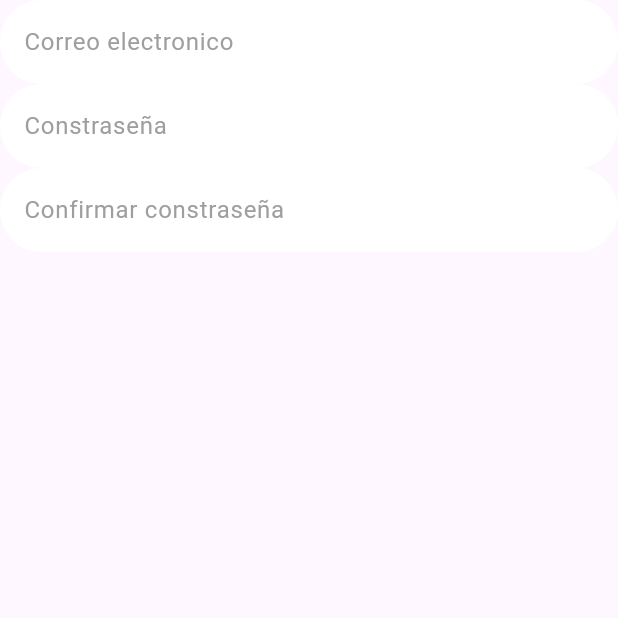
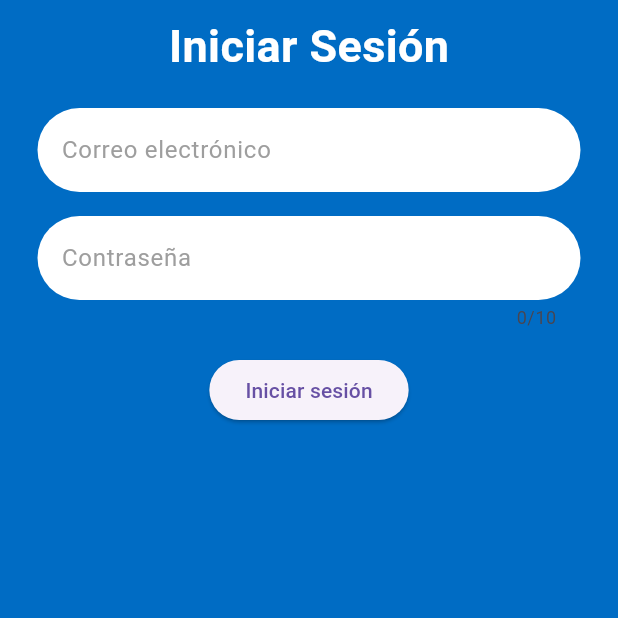
Before and after one commit to omarbermejo-commits/ej1fp, a Flutter app: the LoginScreen screen opened by its route, on a phone screen of 412 x 824 dp, the top half of it. Run offline on Flutter 3.47's test engine with Material 3 defaults, Android fonts, the light colour scheme and no system bars.

Commit message:
<update> Refactor widgets for textfield, TextCustom and refector LoginScreen

```diff
--- a/lib/Routes/routes.dart
+++ b/lib/Routes/routes.dart
@@ -3,9 +3,9 @@ import 'package:flutter/material.dart';
 
 // Esta es la clase donde se gestiona todo el control de rutas.
 /*
-Cuando la app se inicia, se le asigna un parametro este se define por un provaider o un gestion de cambios.
-Se valida atraves de una peticion HTTP la cual valida si el usuario esta loggueado o no. Una vez hecha esta validacion,
-se procede a redirigir hacia una pagina , sea "LoginScreen" o "HomeScreen", dependiendo el caso.
+        Cuando la app se inicia, se le asigna un parametro este se define por un provaider o un gestion de cambios.
+        Se valida atraves de una peticion HTTP la cual valida si el usuario esta loggueado o no. Una vez hecha esta validacion,
+        se procede a redirigir hacia una pagina , sea "LoginScreen" o "HomeScreen", dependiendo el caso.
  */
 class AppRoute {
   static const inicialRoute = 'home';
@@ -14,13 +14,11 @@ class AppRoute {
       route: 'HomeScreen',
       title: 'HomeScreen',
       screen: const HomeScreen(),
-      icon: Icons.list,
     ),
     MenuOptions(
       route: 'LoginScreen',
       title: 'LoginScreen',
       screen: const LoginScreen(),
-      icon: Icons.list,
     ),
   };
 
@@ -28,15 +26,14 @@ class AppRoute {
     Map<String, Widget Function(BuildContext)> appRoutes = {};
     appRoutes.addAll({'home': (BuildContext context) => const HomeScreen()});
     for (final options in menuOptions) {
-      appRoutes
-          .addAll({options.route: (BuildContext context) => options.screen});
+      appRoutes.addAll({
+        options.route: (BuildContext context) => options.screen,
+      });
     }
     return appRoutes;
   }
 
   static Route<dynamic> onGenerateRoute(RouteSettings settings) {
-    return MaterialPageRoute(
-      builder: (context) => const ErrorScreen(),
-    );
+    return MaterialPageRoute(builder: (context) => const ErrorScreen());
   }
 }
--- a/lib/components/TextCustom.dart
+++ b/lib/components/TextCustom.dart
@@ -1,25 +1,31 @@
-// ignore_for_file: file_names, must_be_immutable
-
-
 import 'package:flutter/material.dart';
 
-class TextCustom extends StatefulWidget {
+class TextCustom extends StatelessWidget {
+  final String contentText;
+  final double fontSize;
+  final FontWeight fontWeight;
+  final Color color;
+  final TextAlign textAlign;
 
-   var contentText = '' ;
-
-  TextCustom({super.key, required this.contentText});
-
-
-
-  @override
-  State<TextCustom> createState() => _TextCustomState();
-}
-
-class _TextCustomState extends State<TextCustom> {
+  const TextCustom({
+    super.key,
+    required this.contentText,
+    this.fontSize = 25,
+    this.fontWeight = FontWeight.bold,
+    this.color = Colors.black,
+    this.textAlign = TextAlign.start,
+  });
 
   @override
   Widget build(BuildContext context) {
-    // Esto es una ejemplo de un Widget que se puede reutilizar para un mejor manejo de estilos
-    return Text(widget.contentText, style: TextStyle( fontWeight: FontWeight.bold, fontSize: 65));
+    return Text(
+      contentText,
+      textAlign: textAlign,
+      style: TextStyle(
+        fontSize: fontSize,
+        fontWeight: fontWeight,
+        color: color,
+      ),
+    );
   }
 }
--- a/lib/components/textfield.dart
+++ b/lib/components/textfield.dart
@@ -1,37 +1,74 @@
 import 'package:flutter/material.dart';
 
-class TextFieldCustom extends StatefulWidget {
-  var hintText = '';
-  bool obscureText = false;
-  TextFieldCustom({super.key, required this.hintText, required this.obscureText});
+class TextFieldCustom extends StatelessWidget {
+  final String hint;
+  final int maxLine;
+  final int? maxLength;
+  final bool isObscure;
+  final Color? textFieldColor, hintFieldColor;
+  final TextInputType? keyboardType;
+  final double marginTop, marginBottom, marginLeft, marginRight;
+  final TextEditingController? controller;
+  final bool isReadOnly;
+  final double? fontSize;
+  final double? height;
+  final String? Function(String?)? validator;
+
+  const TextFieldCustom({
+    super.key,
+    required this.hint,
+    required this.isObscure,
+    this.maxLine = 1,
+    this.maxLength,
+    this.textFieldColor,
+    this.hintFieldColor,
+    this.keyboardType,
+    this.marginTop = 0,
+    this.marginBottom = 0,
+    this.marginLeft = 0,
+    this.marginRight = 0,
+    this.controller,
+    this.isReadOnly = false,
+    this.fontSize,
+    this.height,
+    this.validator,
+  });
 
   @override
-  State<TextFieldCustom> createState() => _TextFieldCustomState();
-}
-
-class _TextFieldCustomState extends State<TextFieldCustom> {
-  @override
   Widget build(BuildContext context) {
-    return TextField(
-      obscureText: widget.obscureText,
+    return Padding(
+      padding: EdgeInsets.only(
+        top: marginTop,
+        bottom: marginBottom,
+        left: marginLeft,
+        right: marginRight,
+      ),
+      child: SizedBox(
+        height: height,
+        child: TextFormField(
+          controller: controller,
+          obscureText: isObscure,
+          maxLines: maxLine,
+          maxLength: maxLength,
+          keyboardType: keyboardType,
+          readOnly: isReadOnly,
+          validator: validator,
+          style: TextStyle(fontSize: fontSize),
           decoration: InputDecoration(
             filled: true,
-                fillColor: Colors.white,
-                focusColor: Colors.white,
+            fillColor: textFieldColor ?? Colors.white,
+            hintText: hint,
+            hintStyle: TextStyle(color: hintFieldColor ?? Colors.grey),
+            border: OutlineInputBorder(
+              borderRadius: BorderRadius.circular(30),
+              borderSide: BorderSide.none,
+            ),
             focusedBorder: OutlineInputBorder(
-                  borderSide: const BorderSide(color: Colors.white, width: 2.0),
               borderRadius: BorderRadius.circular(30),
+              borderSide: const BorderSide(color: Colors.white),
             ),
-                border: OutlineInputBorder(
-                  borderSide: const BorderSide(color: Colors.white, width: 2.0),
-                  borderRadius: BorderRadius.circular(30),
           ),
-                enabledBorder: OutlineInputBorder(
-                  borderSide: const BorderSide(color: Colors.white, width: 2.0),
-                  borderRadius: BorderRadius.circular(30),
         ),
-                hintText: widget.hintText,
-                hintStyle: const TextStyle(color: Colors.grey),
       ),
     );
   }
--- a/lib/models/menuoptions.dart
+++ b/lib/models/menuoptions.dart
@@ -2,14 +2,9 @@ import 'package:flutter/material.dart';
 
 class MenuOptions {
   final String route;
-  final IconData icon;
+
   final String title;
   final Widget screen;
 
-  MenuOptions({
-    required this.route,
-    required this.icon,
-    required this.title,
-    required this.screen,
-  });
+  MenuOptions({required this.route, required this.title, required this.screen});
 }
--- a/lib/pages/home.dart
+++ b/lib/pages/home.dart
@@ -1,5 +1,4 @@
 import 'package:ej1fp/components/exportComponets.dart';
-import 'package:ej1fp/exportpages.dart';
 import 'package:flutter/material.dart';
 
 class HomeScreen extends StatefulWidget {
@@ -13,19 +12,21 @@ class _HomeScreenState extends State<HomeScreen> {
   @override
   Widget build(BuildContext context) {
     return Scaffold(
-      body: SafeArea(child: Center(
+      body: SafeArea(
+        child: Center(
           child: Column(
             children: [
               TextCustom(contentText: 'TextCustoom'),
               IconButton(
                 icon: Icon(Icons.arrow_back),
-              onPressed:(){
-              Navigator.pop(context, LoginScreen());
-            }, )
-
+                onPressed: () {
+                  Navigator.pushNamed(context, 'LoginScreen');
+                },
+              ),
             ],
           ),
-      )),
+        ),
+      ),
     );
   }
 }
--- a/lib/pages/login.dart
+++ b/lib/pages/login.dart
@@ -12,18 +12,65 @@ class _LoginScreenState extends State<LoginScreen> {
   @override
   Widget build(BuildContext context) {
     return Scaffold(
+      backgroundColor: Color(Color.fromARGB(255, 0, 108, 196).value),
       body: SafeArea(
         child: Center(
-        child: Column(
-          children: [
-            // Todos estos son widgets personalizados con la detecccion de parametros.
-          TextFieldCustom(hintText: 'Correo electronico', obscureText: false),
-          TextFieldCustom(hintText: 'Constraseña', obscureText: true),
-          TextFieldCustom(hintText: 'Confirmar constraseña', obscureText: true)
+          child: Padding(
+            padding: const EdgeInsets.all(9.0),
+            child: Column(
+              children: [
+                TextCustom(
+                  contentText: 'Iniciar Sesión',
+                  fontSize: 30,
+                  color: Colors.white,
+                ),
 
-          ],
+                SizedBox(height: 20),
+                // Todos estos son widgets personalizados con la detecccion de parametros.
+                TextFieldCustom(
+                  hint: 'Correo electrónico',
+                  isObscure: false,
+                  keyboardType: TextInputType.emailAddress,
+                  marginLeft: 16,
+                  marginRight: 16,
+                  marginBottom: 16,
+                  validator: (value) {
+                    if (value == null || value.isEmpty) {
+                      return 'Campo obligatorio';
+                    }
+                    return null;
+                  },
+                ),
+                TextFieldCustom(
+                  hint: 'Contraseña',
+                  isObscure: true,
+                  marginLeft: 16,
+                  marginRight: 16,
+                  maxLength: 10,
+                  marginBottom: 16,
+                  validator: (value) {
+                    if (value == null || value.isEmpty) {
+                      return 'Campo obligatorio';
+                    }
+                    return null;
+                  },
+                ),
+                ElevatedButton(
+                  onPressed: () {
+                    // Validar credenciales y navegar a la pantalla principal
+                    if (true) {
+                      // Aquí iría la lógica de validación real
+
+                      Navigator.pushNamed(context, 'HomeScreen');
+                    }
+                  },
+                  child: const Text('Iniciar sesión'),
+                ),
+              ],
+            ),
+          ),
         ),
-      )),
+      ),
     );
   }
 }
--- a/pubspec.yaml
+++ b/pubspec.yaml
@@ -9,6 +9,7 @@ environment:
 dependencies:
   flutter:
     sdk: flutter
+  go_router: ^17.0.1
 
 dev_dependencies:
   flutter_test:
```
Also changed, not shown: pubspec.lock. Lines whose indentation alone changed are shown as unchanged.
